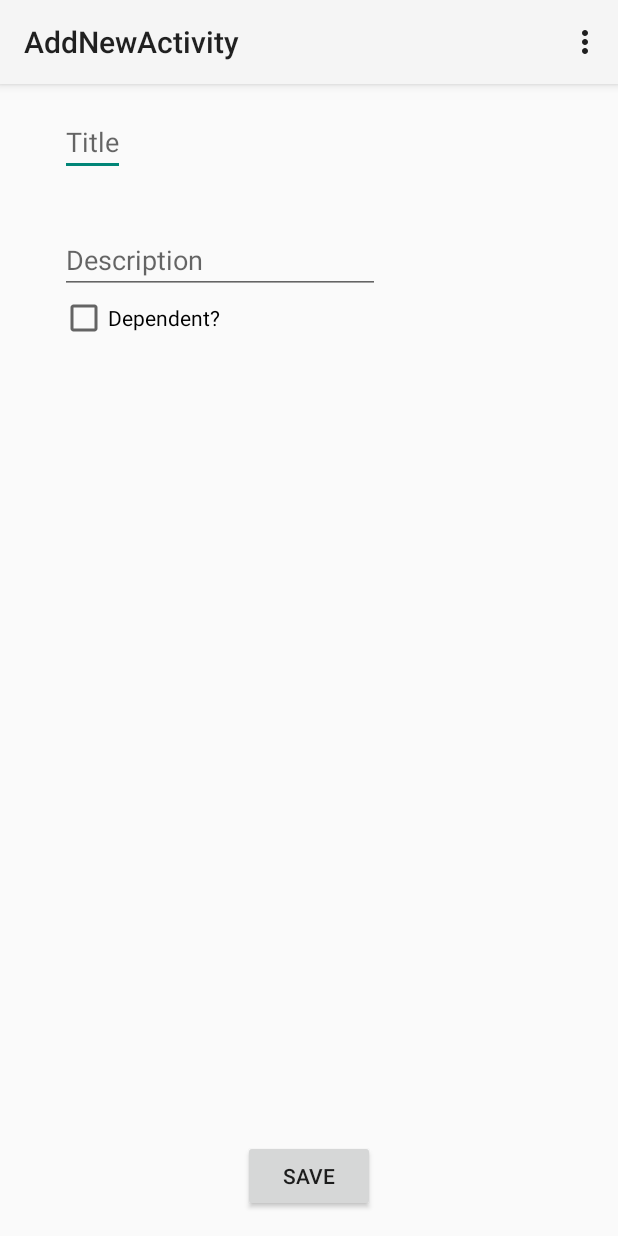
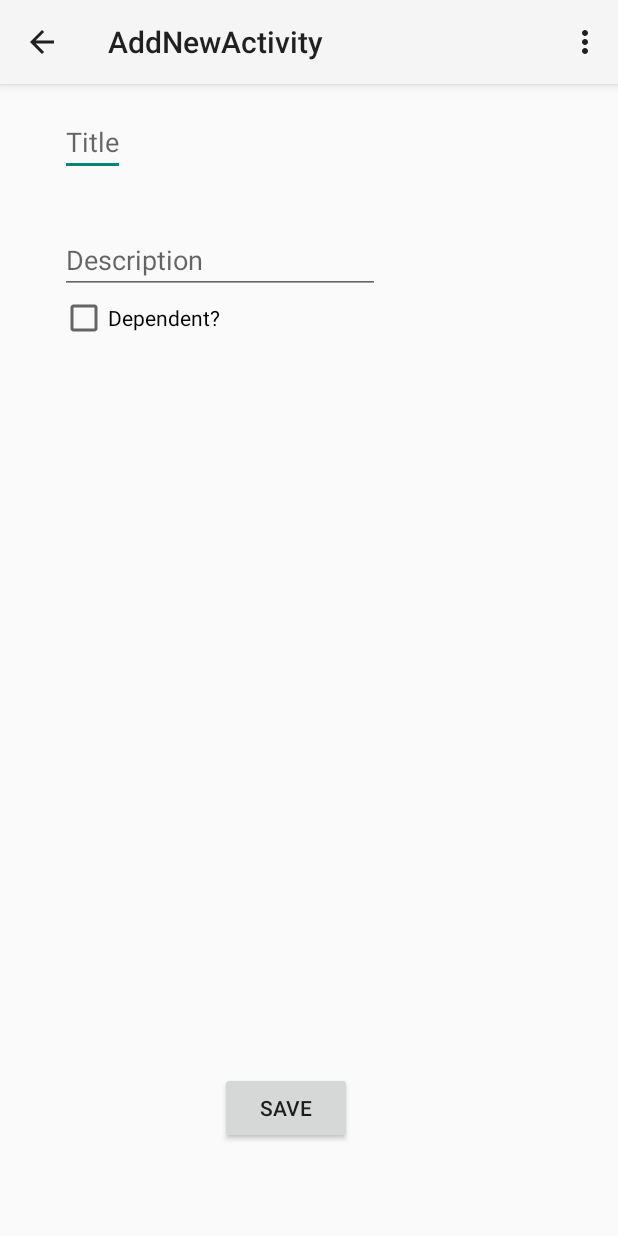
Before and after one commit to jhabshoo/Planrr, an Android app: the AddNewActivity screen opened directly, with no data from a screen before it, on a phone screen of 412 x 824 dp. Run offline under Robolectric (Android 15) with nearby library versions, the phone set to English and light mode, and no system bars; libraries missing offline, so code that uses them is left out: com.parse; 5 statements that could not run were skipped.

Commit message:
support for multiple dependencies and checkboxes on list view

```diff
--- a/app/build.gradle
+++ b/app/build.gradle
@@ -22,5 +22,5 @@ android {
 dependencies {
     compile fileTree(dir: 'libs', include: ['*.jar'])
     compile 'com.parse.bolts:bolts-android:1.+'
-    compile files('/var/host/media/removable/UNTITLED/AndroidStudioProjects/Planrr/libs/Parse-1.9.2.jar')
+    compile files('/home/jhabshoosh/Android/Projects/Planrr/libs/Parse-1.9.2.jar')
 }
--- a/app/src/main/AndroidManifest.xml
+++ b/app/src/main/AndroidManifest.xml
@@ -22,7 +22,8 @@
         </activity>
         <activity
             android:name=".AddNewActivity"
-            android:label="@string/title_activity_add_new" >
+            android:label="@string/title_activity_add_new"
+            android:parentActivityName=".MainActivity">
         </activity>
     </application>
 
--- a/app/src/main/java/com/habna/dev/planrr/AddNewActivity.java
+++ b/app/src/main/java/com/habna/dev/planrr/AddNewActivity.java
@@ -1,21 +1,41 @@
 package com.habna.dev.planrr;
 
-import android.app.Activity;
+import android.app.ListActivity;
 import android.content.Intent;
 import android.os.Bundle;
 import android.view.Menu;
 import android.view.MenuItem;
 import android.view.View;
+import android.widget.ArrayAdapter;
 import android.widget.Button;
 import android.widget.CheckBox;
+import android.widget.CheckedTextView;
 import android.widget.CompoundButton;
 import android.widget.EditText;
-import android.widget.Spinner;
+import android.widget.ListView;
 
+import com.parse.ParseException;
 import com.parse.ParseObject;
+import com.parse.ParseQuery;
+
+import java.util.ArrayList;
+import java.util.List;
 
 
-public class AddNewActivity extends Activity {
+public class AddNewActivity extends ListActivity {
+
+  @Override
+  protected void onListItemClick(ListView l, View v, int position, long id) {
+    super.onListItemClick(l, v, position, id);
+
+    CheckedTextView item = (CheckedTextView) v;
+    item.setChecked(!item.isChecked());
+    if (item.isChecked()) {
+      dependsList.add(item.getText().toString());
+    } else  {
+      dependsList.remove(item.getText().toString());
+    }
+  }
 
   /**
    * enum to hold edittext validation state
@@ -31,6 +51,10 @@ public class AddNewActivity extends Activity {
   // input state for desc field
   private InputState descState = InputState.VALID;
 
+
+  private List<String> dependsList = new ArrayList<>();
+  private List<ListItem> todosList = new ArrayList<>();
+
   /**
    * input field max length values
    */
@@ -44,29 +68,13 @@ public class AddNewActivity extends Activity {
   private final String TITLE_TOO_LONG_ERROR_MSG = "Title cannot exceed length of " + MAX_TITLE_LENGTH +  ".";
   private final String DESC_TOO_LONG_ERROR_MSG = "Description cannot exceed length of " + MAX_TITLE_LENGTH +  ".";
 
-  private int spinnerVisible = View.GONE;
+  private int todosListVisible = View.GONE;
 
   @Override
   protected void onCreate(Bundle savedInstanceState) {
     super.onCreate(savedInstanceState);
     setContentView(R.layout.activity_add_new);
-
-    // depends spinner
-    ParseSpinnerAdapter dependsSpinnerAdapter = new ParseSpinnerAdapter(this, Todo.OBJECT_KEY);
-    dependsSpinnerAdapter.setTextKey(Todo.TITLE_KEY);
-    final Spinner dependSpinner = (Spinner) findViewById(R.id.dependSpinner);
-    dependSpinner.setAdapter(dependsSpinnerAdapter);
-    dependSpinner.setVisibility(spinnerVisible);
-
-    // hide spinner when unchecked
-    final CheckBox dependCheckBox = (CheckBox) findViewById(R.id.dependCheckBox);
-    dependCheckBox.setOnCheckedChangeListener(new CompoundButton.OnCheckedChangeListener() {
-      @Override
-      public void onCheckedChanged(CompoundButton buttonView, boolean isChecked) {
-        spinnerVisible = spinnerVisible == View.GONE ? View.VISIBLE : View.GONE;
-        dependSpinner.setVisibility(spinnerVisible);
-      }
-    });
+    getActionBar().setDisplayHomeAsUpEnabled(true);
 
 
     // save button
@@ -78,6 +86,36 @@ public class AddNewActivity extends Activity {
       }
     });
 
+    // hide spinner when unchecked
+    final CheckBox dependCheckBox = (CheckBox) findViewById(R.id.dependCheckBox);
+    dependCheckBox.setOnCheckedChangeListener(new CompoundButton.OnCheckedChangeListener() {
+      @Override
+      public void onCheckedChanged(CompoundButton buttonView, boolean isChecked) {
+        todosListVisible = todosListVisible == View.GONE ? View.VISIBLE : View.GONE;
+        getListView().setVisibility(todosListVisible);
+      }
+    });
+
+    ListView listView = getListView();
+    ParseQuery query = new ParseQuery(Todo.OBJECT_KEY);
+    List results = null;
+    try {
+      results = query.find();
+    } catch (ParseException e) {
+      e.printStackTrace();
+    }
+    for (Object obj : results)  {
+      ParseObject result = (ParseObject) obj;
+      String title = result.getString(Todo.TITLE_KEY);
+      ListItem listItem = new ListItem(title);
+      todosList.add(listItem);
+    }
+
+    ArrayAdapter adapter = new ArrayAdapter<ListItem>(this,
+        android.R.layout.simple_list_item_multiple_choice, todosList);
+
+    getListView().setVisibility(todosListVisible);
+    getListView().setAdapter(adapter);
   }
 
   @Override
@@ -102,13 +140,11 @@ public class AddNewActivity extends Activity {
     return super.onOptionsItemSelected(item);
   }
 
+  /**
+   * manages adding newTodo flow
+   */
   private void addNewTodo() {
-
-    EditText titleText = (EditText) findViewById(R.id.titleEditText);
-    EditText descText = (EditText) findViewById(R.id.descriptionEditText);
-
     validateTodo();
-
     if (!isInputErrors())  {
       saveTodo();
       Intent intent = new Intent(AddNewActivity.this, MainActivity.class);
@@ -116,7 +152,6 @@ public class AddNewActivity extends Activity {
     } else  {
       showErrorMessages();
     }
-
   }
 
   /**
@@ -176,25 +211,42 @@ public class AddNewActivity extends Activity {
   private void saveTodo() {
     EditText titleEditText = (EditText) findViewById(R.id.titleEditText);
     EditText descriptionEditText = (EditText) findViewById(R.id.descriptionEditText);
-    String depends = "";
-    if (spinnerVisible == View.VISIBLE) {
-      depends = ((ParseObject)((Spinner) findViewById(R.id.dependSpinner)).getSelectedItem()).getString(Todo.TITLE_KEY);
-    }
-    saveTodo(titleEditText.getText().toString(), descriptionEditText.getText().toString(), depends);
+    saveTodo(titleEditText.getText().toString(), descriptionEditText.getText().toString());
   }
 
   /**
    *
    * @param title title of newTodo
-   * @param description description of newTodo
-   * @param depends _TODO that newTodo depends on, set empty if not a dependent
+   * @param description description of newTodo\
    */
-  private void saveTodo(String title, String description, String depends) {
+  private void saveTodo(String title, String description) {
     ParseObject newTodo = new ParseObject(Todo.OBJECT_KEY);
     newTodo.put(Todo.TITLE_KEY, title);
     newTodo.put(Todo.DESCRIPTION_KEY, description);
-    newTodo.put(Todo.DEPENDS_KEY, depends);
+    newTodo.put(Todo.DEPENDS_KEY, dependsList);
     newTodo.saveInBackground();
   }
 
+  private class ListItem  {
+    private String id;
+
+    public ListItem(String str) {
+      id = str;
+    }
+
+    public String getId() {
+      return id;
+    }
+
+    public void setId(String id) {
+      this.id = id;
+    }
+
+    @Override
+    public String toString() {
+      return id;
+    }
+  }
+
+
 }
--- a/app/src/main/java/com/habna/dev/planrr/ParseSpinnerAdapter.java
+++ /dev/null
@@ -1,23 +0,0 @@
-package com.habna.dev.planrr;
-
-import android.content.Context;
-import android.widget.SpinnerAdapter;
-
-import com.parse.ParseQueryAdapter;
-
-/**
- * Created by jhabshoosh on 5/17/15.
- */
-public class ParseSpinnerAdapter extends ParseQueryAdapter implements SpinnerAdapter {
-
-  ParseSpinnerAdapter(Context context, String className) {
-    super(context, className);
-  }
-
-  @Override
-  public int getViewTypeCount() {
-    return 1;
-  }
-
-
-}
--- a/app/src/main/res/layout/activity_add_new.xml
+++ b/app/src/main/res/layout/activity_add_new.xml
@@ -32,24 +32,25 @@
         android:layout_height="wrap_content"
         android:text="Save"
         android:id="@+id/saveButton"
+        android:layout_marginBottom="45dp"
         android:layout_alignParentBottom="true"
-        android:layout_centerHorizontal="true" />
-
-    <Spinner
-        android:layout_width="wrap_content"
-        android:layout_height="wrap_content"
-        android:id="@+id/dependSpinner"
-        android:layout_marginTop="22dp"
-        android:layout_below="@+id/descriptionEditText"
-        android:layout_alignStart="@+id/descriptionEditText"/>
+        android:layout_toEndOf="@+id/dependCheckBox"/>
 
     <CheckBox
         android:layout_width="wrap_content"
         android:layout_height="wrap_content"
         android:text="Dependent?"
         android:id="@+id/dependCheckBox"
+        android:checked="false"
         android:layout_below="@+id/descriptionEditText"
-        android:layout_alignStart="@+id/dependSpinner"
-        android:checked="false"/>
+        android:layout_alignStart="@+id/descriptionEditText"/>
+
+    <ListView
+        android:layout_width="wrap_content"
+        android:layout_height="wrap_content"
+        android:id="@android:id/list"
+        android:layout_below="@+id/dependCheckBox"
+        android:layout_alignParentStart="true"
+        android:layout_above="@+id/saveButton"/>
 
 </RelativeLayout>
--- a/app/src/main/res/values/strings.xml
+++ b/app/src/main/res/values/strings.xml
@@ -4,5 +4,4 @@
     <string name="title_string">TODOs: </string>
     <string name="title_activity_add_new">AddNewActivity</string>
 
-    <string name="hello_world">Hello world!</string>
 </resources>
```
Also changed, not shown: 2 other files.
